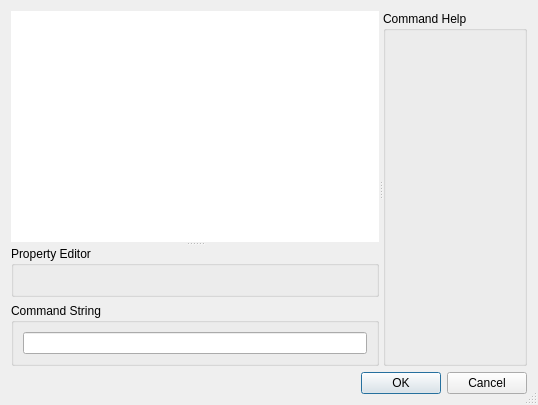
This is drishti/propertyeditor.ui in nci/drishti as Qt 5 draws it before an edit. The edited form follows.
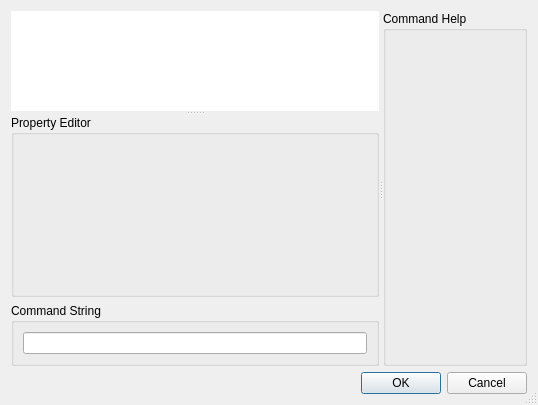
This is the edited form.

Patch:
```diff
--- a/drishti/propertyeditor.ui
+++ b/drishti/propertyeditor.ui
@@ -39,6 +39,12 @@
          <verstretch>0</verstretch>
         </sizepolicy>
        </property>
+       <property name="maximumSize">
+        <size>
+         <width>16777215</width>
+         <height>100</height>
+        </size>
+       </property>
        <property name="focusPolicy">
         <enum>Qt::NoFocus</enum>
        </property>
@@ -57,7 +63,7 @@
         <item>
          <widget class="QGroupBox" name="propertyBox">
           <property name="sizePolicy">
-           <sizepolicy hsizetype="MinimumExpanding" vsizetype="Preferred">
+           <sizepolicy hsizetype="MinimumExpanding" vsizetype="MinimumExpanding">
             <horstretch>0</horstretch>
             <verstretch>0</verstretch>
            </sizepolicy>
```
